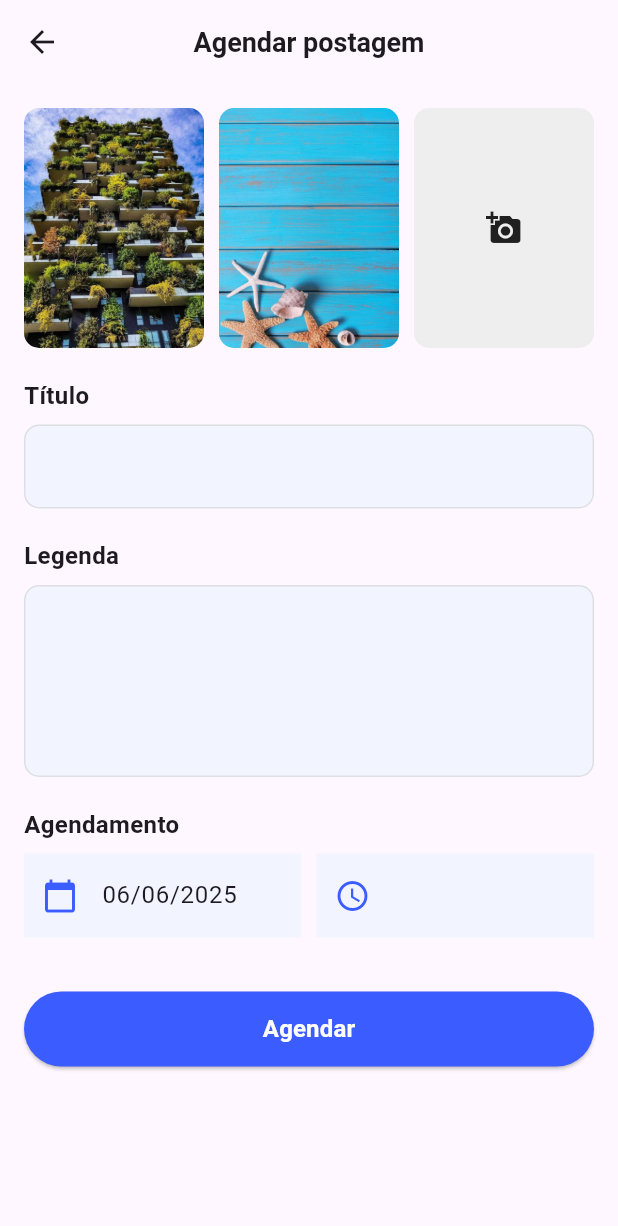
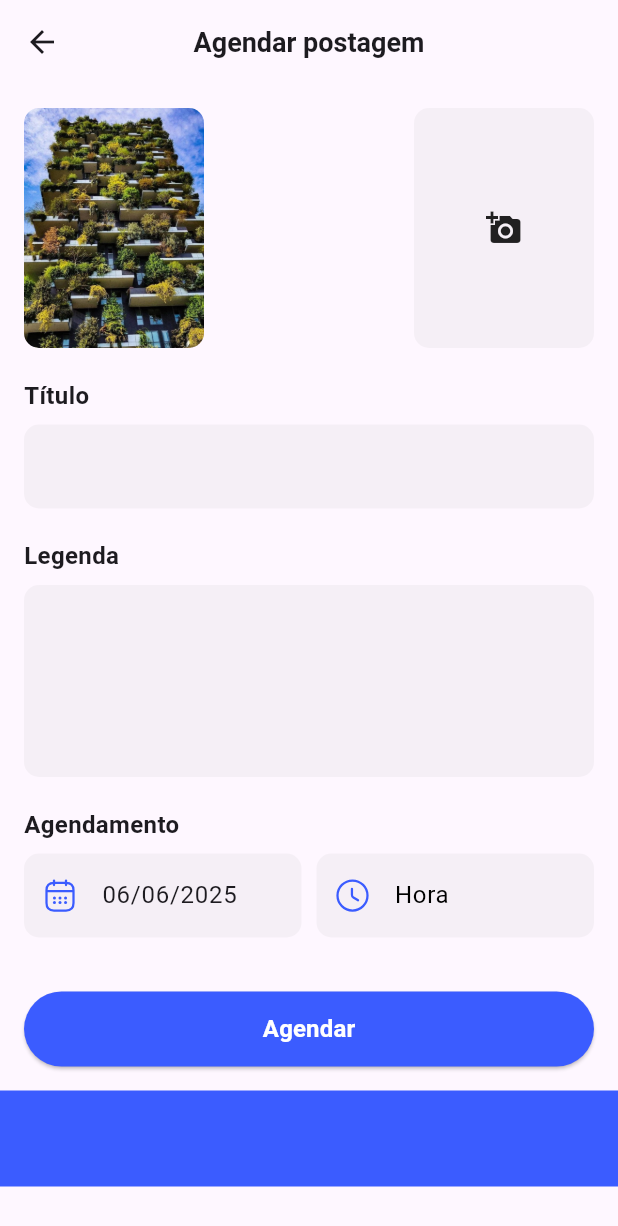
Before and after one commit to thayg0r/project, a Flutter app: the SchedulingScreen screen opened directly, on a phone screen of 412 x 824 dp. Shown: the top 1226 px of the screen. Run offline on Flutter 3.47's test engine with Material 3 defaults, Android fonts, the phone set to English and light mode, and no system bars; our stand-ins replace flutter_svg, image_picker, shared_preferences, table_calendar; accounts and stored records are empty.

Commit message:
Segundo commit

```diff
--- a/lib/post_storage/post_storage.dart
+++ b/lib/post_storage/post_storage.dart
@@ -13,8 +13,7 @@ class PostStorage {
     return [];
   }
 
-  // Salvar postagens
-  static Future<void> savePostagens(List<Map<String, String>> postagens) async {
+  static Future<void> savePosts(List<Map<String, String>> postagens) async {
     final prefs = await SharedPreferences.getInstance();
     prefs.setString('postagens', json.encode(postagens));
   }
--- a/lib/scheduling_screen/scheduling_screen.dart
+++ b/lib/scheduling_screen/scheduling_screen.dart
@@ -3,6 +3,8 @@ import 'package:project/home_screen/home_screen.dart';
 import 'package:project/post_storage/post_storage.dart';
 import 'package:intl/intl.dart';
 import 'package:image_picker/image_picker.dart';
+import 'dart:io';
+import 'package:flutter_svg/flutter_svg.dart';
 
 class SchedulingScreen extends StatefulWidget {
   const SchedulingScreen({super.key});
@@ -15,7 +17,7 @@ class SchedulingScreenState extends State<SchedulingScreen> {
   final TextEditingController _descriptionController = TextEditingController();
   DateTime _selectedDate = DateTime.now();
   final TextEditingController _timeController = TextEditingController();
-  List<Map<String, String>> _postagens = [];
+  List<Map<String, String>> _posts = [];
   String? imagePath;
 
   final ImagePicker _picker = ImagePicker();
@@ -23,17 +25,17 @@ class SchedulingScreenState extends State<SchedulingScreen> {
   @override
   void initState() {
     super.initState();
-    _loadPostagens();
+    _loadPost();
   }
 
-  _loadPostagens() async {
+  _loadPost() async {
     final storedData = await PostStorage.loadPostagens();
     setState(() {
-      _postagens = storedData;
+      _posts = storedData;
     });
   }
 
-  void _agendarPostagem() {
+  void _schedulePost() {
     if (_titleController.text.isNotEmpty &&
         _descriptionController.text.isNotEmpty) {
       final newPost = {
@@ -45,10 +47,10 @@ class SchedulingScreenState extends State<SchedulingScreen> {
       };
 
       setState(() {
-        _postagens.add(newPost);
+        _posts.add(newPost);
       });
 
-      PostStorage.savePostagens(_postagens);
+      PostStorage.savePosts(_posts);
       _titleController.clear();
       _descriptionController.clear();
       _timeController.clear();
@@ -150,7 +152,7 @@ class SchedulingScreenState extends State<SchedulingScreen> {
             ),
             TextButton(
               onPressed: () {
-                _agendarPostagem();
+                _schedulePost();
                 Navigator.of(context).pop();
 
                 ScaffoldMessenger.of(context).showSnackBar(
@@ -185,7 +187,9 @@ class SchedulingScreenState extends State<SchedulingScreen> {
           ),
         ),
         body: SingleChildScrollView(
-          child: Padding(
+          child: Column(
+            children: [
+              Padding(
                 padding: const EdgeInsets.all(16.0),
                 child: Column(
                   children: [
@@ -201,15 +205,15 @@ class SchedulingScreenState extends State<SchedulingScreen> {
                             fit: BoxFit.cover,
                           ),
                         ),
-                    ClipRRect(
-                      borderRadius: BorderRadius.circular(10.0),
-                      child: Image.asset(
-                        'assets/images/image2.jpg',
-                        width: 120,
-                        height: 160,
-                        fit: BoxFit.cover,
-                      ),
-                    ),
+                        // ClipRRect(
+                        //   borderRadius: BorderRadius.circular(10.0),
+                        //   child: Image.asset(
+                        //     'assets/images/image2.jpg',
+                        //     width: 120,
+                        //     height: 160,
+                        //     fit: BoxFit.cover,
+                        //   ),
+                        // ),
                         GestureDetector(
                           onTap: _pickImage,
                           child: ClipRRect(
@@ -217,20 +221,30 @@ class SchedulingScreenState extends State<SchedulingScreen> {
                             child: Container(
                               width: 120,
                               height: 160,
-                          color: Colors.grey[200],
-                          child: Icon(Icons.add_a_photo),
+                              color: Color(0x23BFBFBF),
+                              child:
+                                  imagePath != null
+                                      ? Image.file(
+                                        File(imagePath!),
+                                        fit: BoxFit.cover,
+                                        width: 120,
+                                        height: 160,
+                                      )
+                                      : Icon(Icons.add_a_photo),
                             ),
                           ),
                         ),
                       ],
                     ),
                     SizedBox(height: 20),
-
                     Align(
                       alignment: Alignment.centerLeft,
                       child: Text(
                         "Título",
-                    style: TextStyle(fontSize: 16, fontWeight: FontWeight.bold),
+                        style: TextStyle(
+                          fontSize: 16,
+                          fontWeight: FontWeight.bold,
+                        ),
                       ),
                     ),
                     SizedBox(height: 8),
@@ -239,36 +253,21 @@ class SchedulingScreenState extends State<SchedulingScreen> {
                       decoration: InputDecoration(
                         border: OutlineInputBorder(
                           borderRadius: BorderRadius.circular(10.0),
-                      borderSide: BorderSide(
-                        color: Color(0xFF3B5CFF),
-                        width: 1,
-                      ),
-                    ),
-                    focusedBorder: OutlineInputBorder(
-                      borderRadius: BorderRadius.circular(10.0),
-                      borderSide: BorderSide(
-                        color: Color(0xBCCBCBCB),
-                        width: 1,
-                      ),
-                    ),
-                    enabledBorder: OutlineInputBorder(
-                      borderRadius: BorderRadius.circular(10.0),
-                      borderSide: BorderSide(
-                        color: Color(0x82CBCBCB),
-                        width: 1,
-                      ),
+                          borderSide: BorderSide.none,
                         ),
                         filled: true,
-                    fillColor: Color(0x0F37C5F8),
+                        fillColor: Color(0x23BFBFBF),
                       ),
                     ),
                     SizedBox(height: 20),
-
                     Align(
                       alignment: Alignment.centerLeft,
                       child: Text(
                         "Legenda",
-                    style: TextStyle(fontSize: 16, fontWeight: FontWeight.bold),
+                        style: TextStyle(
+                          fontSize: 16,
+                          fontWeight: FontWeight.bold,
+                        ),
                       ),
                     ),
                     SizedBox(height: 8),
@@ -277,41 +276,25 @@ class SchedulingScreenState extends State<SchedulingScreen> {
                       decoration: InputDecoration(
                         border: OutlineInputBorder(
                           borderRadius: BorderRadius.circular(10.0),
-                      borderSide: BorderSide(
-                        color: Color(0xFF3B5CFF),
-                        width: 1,
-                      ),
-                    ),
-                    focusedBorder: OutlineInputBorder(
-                      borderRadius: BorderRadius.circular(10.0),
-                      borderSide: BorderSide(
-                        color: Color(0xBCCBCBCB),
-                        width: 1,
-                      ),
-                    ),
-                    enabledBorder: OutlineInputBorder(
-                      borderRadius: BorderRadius.circular(10.0),
-                      borderSide: BorderSide(
-                        color: Color(0x82CBCBCB),
-                        width: 1,
-                      ),
+                          borderSide: BorderSide.none,
                         ),
                         filled: true,
-                    fillColor: Color(0x0F37C5F8),
+                        fillColor: Color(0x23BFBFBF),
                       ),
                       maxLines: 4,
                     ),
                     SizedBox(height: 20),
-
                     Align(
                       alignment: Alignment.centerLeft,
                       child: Text(
                         "Agendamento",
-                    style: TextStyle(fontSize: 16, fontWeight: FontWeight.bold),
+                        style: TextStyle(
+                          fontSize: 16,
+                          fontWeight: FontWeight.bold,
+                        ),
                       ),
                     ),
                     SizedBox(height: 8),
-
                     Row(
                       children: [
                         Expanded(
@@ -320,21 +303,30 @@ class SchedulingScreenState extends State<SchedulingScreen> {
                               text: getFormattedDate(_selectedDate),
                             ),
                             decoration: InputDecoration(
-                          border: InputBorder.none,
+                              border: OutlineInputBorder(
+                                borderRadius: BorderRadius.circular(10.0),
+                                borderSide: BorderSide.none,
+                              ),
                               filled: true,
-                          fillColor: Color(0x0F37C5F8),
-                          prefixIcon: Icon(
-                            Icons.calendar_today,
+                              fillColor: Color(0x23BFBFBF),
+                              prefixIcon: Padding(
+                                padding: const EdgeInsets.all(12.0),
+                                child: SvgPicture.asset(
+                                  'assets/icons/calendar.svg',
+                                  width: 24,
+                                  height: 24,
                                   color: Color(0xFF3B5CFF),
                                 ),
-                          contentPadding: EdgeInsets.symmetric(vertical: 16),
+                              ),
+                              contentPadding: EdgeInsets.symmetric(
+                                vertical: 16,
+                              ),
                             ),
                             readOnly: true,
                             onTap: () => _selectDate(context),
                           ),
                         ),
                         SizedBox(width: 10),
-
                         Expanded(
                           child: TextField(
                             controller: _timeController,
@@ -343,14 +335,26 @@ class SchedulingScreenState extends State<SchedulingScreen> {
                                 fontSize: 16,
                                 fontWeight: FontWeight.bold,
                               ),
-                          border: InputBorder.none,
+                              border: OutlineInputBorder(
+                                borderRadius: BorderRadius.circular(10.0),
+                                borderSide: BorderSide.none,
+                              ),
                               filled: true,
-                          fillColor: Color(0x0F37C5F8),
-                          prefixIcon: Icon(
-                            Icons.access_time,
+                              fillColor: Color(0x23BFBFBF),
+                              prefixIcon: Padding(
+                                padding: const EdgeInsets.all(12.0),
+                                child: SvgPicture.asset(
+                                  'assets/icons/clock.svg',
+                                  width: 24,
+                                  height: 24,
                                   color: Color(0xFF3B5CFF),
                                 ),
-                          contentPadding: EdgeInsets.symmetric(vertical: 16),
+                              ),
+                              contentPadding: EdgeInsets.symmetric(
+                                vertical: 16,
+                              ),
+                              hintText: "Hora",
+                              hintStyle: TextStyle(color: Colors.black),
                             ),
                             readOnly: true,
                             onTap: () => _selectTime(context),
@@ -359,7 +363,6 @@ class SchedulingScreenState extends State<SchedulingScreen> {
                       ],
                     ),
                     SizedBox(height: 36),
-
                     ElevatedButton(
                       onPressed: _showConfirmationDialog,
                       style: ElevatedButton.styleFrom(
@@ -381,6 +384,13 @@ class SchedulingScreenState extends State<SchedulingScreen> {
                   ],
                 ),
               ),
+              Container(
+                height: 64,
+                width: double.infinity,
+                color: Color(0xFF3B5CFF),
+              ),
+            ],
+          ),
         ),
       ),
     );
```
Also changed, not shown: lib/home_screen/home_screen.dart (+67 -28 lines), assets/icons/clock.svg (added), assets/icons/edit.svg (added), assets/icons/gallery-add.svg (added), assets/icons/trash.svg (added). Lines whose indentation alone changed are shown as unchanged.
